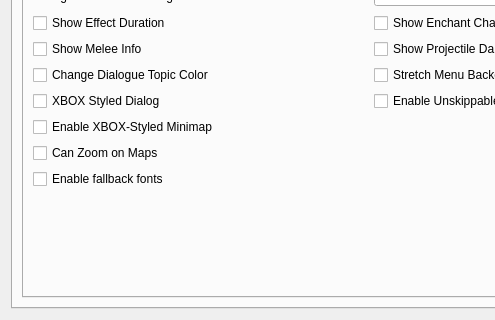
First picture: the form in apps/launcher/ui/settingspage.ui, repository zander2k1/groovy-openmw, before the edit; both pictures show x 0 to 495 and y 183 to 503 of the 741 by 503 pixel window.
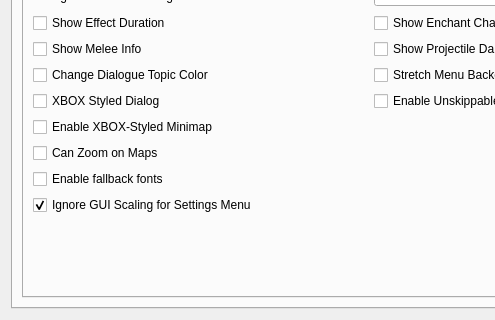
Second picture: the form after the edit. The open tabs and pages were chosen to show the change.

Commit message: Added optional setting to make the settings menu not scale (DEFAULT = ON) Settings menu is now centered

```diff
--- a/apps/launcher/ui/settingspage.ui
+++ b/apps/launcher/ui/settingspage.ui
@@ -1422,6 +1422,19 @@
               </property>
              </widget>
             </item>
+            <item row="12" column="0">
+             <widget class="QCheckBox" name="settingsWindowIgnoreScalingCheckBox">
+              <property name="toolTip">
+               <string>Keep the in-game settings window at normal size regardless of GUI scaling.</string>
+              </property>
+              <property name="text">
+               <string>Ignore GUI Scaling for Settings Menu</string>
+              </property>
+              <property name="checked">
+               <bool>true</bool>
+              </property>
+             </widget>
+            </item>
              <item row="7" column="0">
               <widget class="QCheckBox" name="xboxStyledDialogCheckBox">
                <property name="text">
```
The commit also changes 16 other files.
